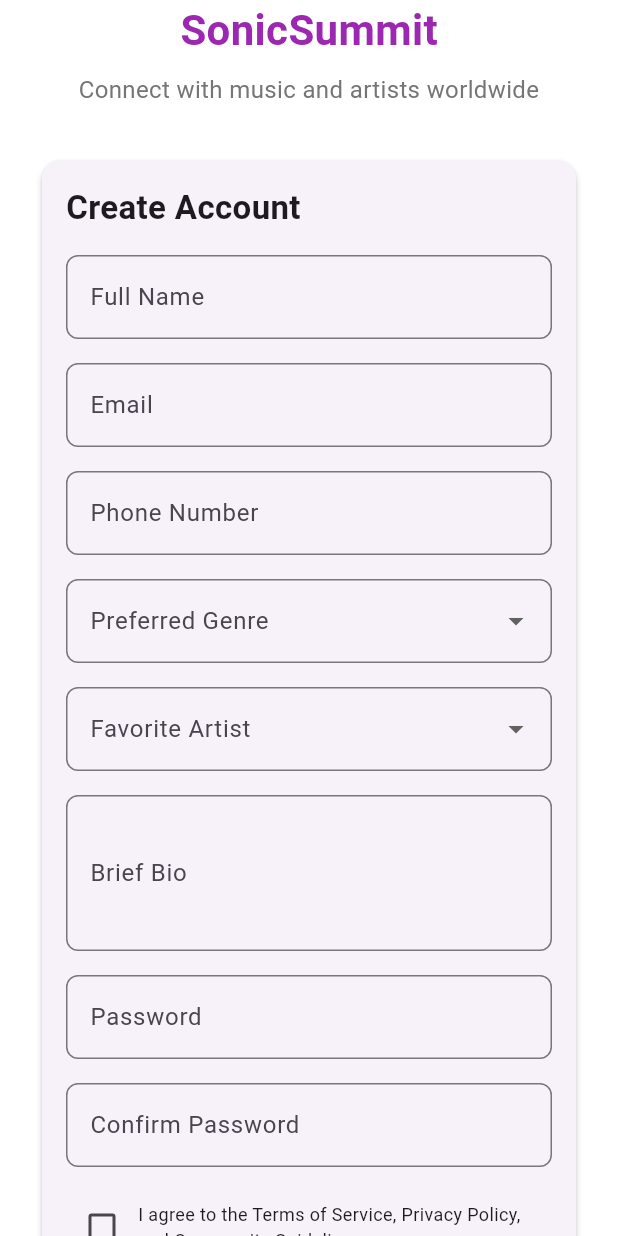
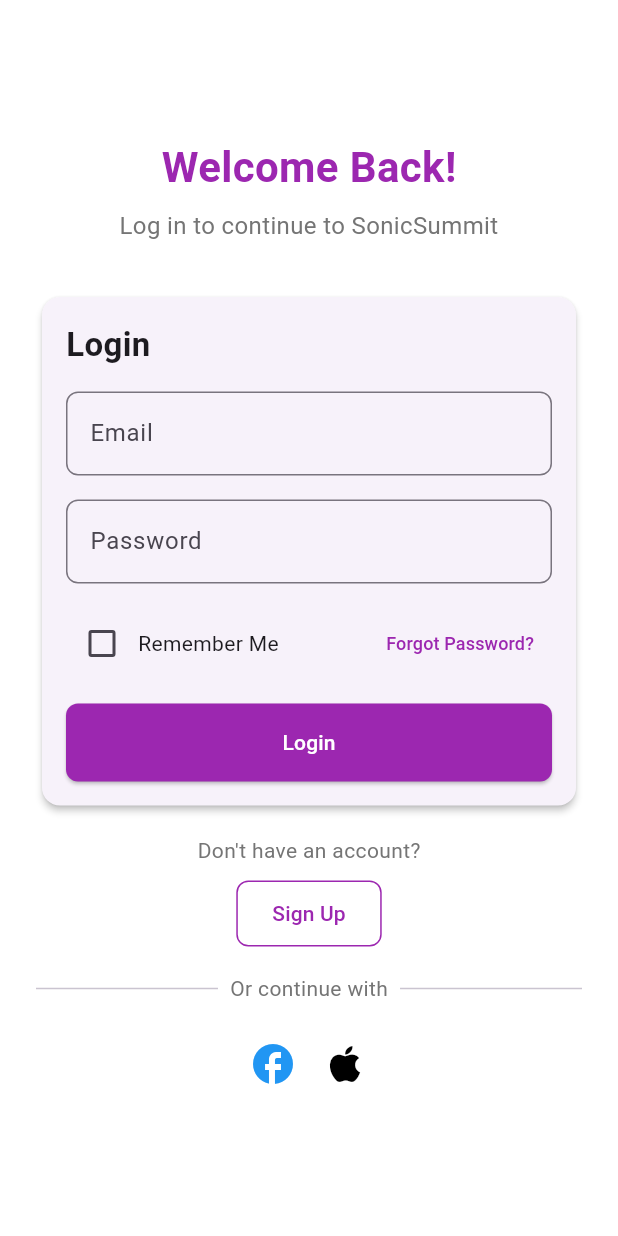
Before and after one commit to kripesh03/SonicSummitMobileApp, a Flutter app: the screen it shows after launch, on a phone screen of 412 x 824 dp. Run offline on Flutter 3.47's test engine with Material 3 defaults, Android fonts, the phone set to English and light mode, and no system bars.

Commit message:
login view

```diff
--- a/lib/main.dart
+++ b/lib/main.dart
@@ -1,13 +1,14 @@
 import 'package:flutter/material.dart';
+import 'package:sonic_summit_mobile_app/view/login_view.dart';
 import 'package:sonic_summit_mobile_app/view/registration_view.dart';
+
 // import 'package:first_flutter_apps/app.dart';
 void main() {
   runApp(
     MaterialApp(
       initialRoute: '//',
       routes: {
-        '//': (context) =>  RegistrationView(),
-
+        '//': (context) => LoginView(),
       },
     ),
   );
--- a/lib/view/login_view.dart
+++ b/lib/view/login_view.dart
@@ -0,0 +1,207 @@
+import 'package:flutter/material.dart';
+import 'package:sonic_summit_mobile_app/view/registration_view.dart';
+
+class LoginView extends StatefulWidget {
+  @override
+  _LoginViewState createState() => _LoginViewState();
+}
+
+class _LoginViewState extends State<LoginView> {
+  bool rememberMe = false;
+
+  @override
+  Widget build(BuildContext context) {
+    return Scaffold(
+      backgroundColor: Colors.white,
+      body: Center(
+        child: Padding(
+          padding: const EdgeInsets.symmetric(horizontal: 24.0),
+          child: SingleChildScrollView(
+            child: Column(
+              mainAxisAlignment: MainAxisAlignment.center,
+              children: [
+                Text(
+                  "Welcome Back!",
+                  style: TextStyle(
+                    fontSize: 28,
+                    fontWeight: FontWeight.bold,
+                    color: Colors.purple,
+                  ),
+                ),
+                SizedBox(height: 8),
+                Text(
+                  "Log in to continue to SonicSummit",
+                  style: TextStyle(
+                    fontSize: 16,
+                    color: Colors.grey[600],
+                  ),
+                  textAlign: TextAlign.center,
+                ),
+                SizedBox(height: 32),
+                Card(
+                  shape: RoundedRectangleBorder(
+                    borderRadius: BorderRadius.circular(12),
+                  ),
+                  elevation: 2,
+                  child: Padding(
+                    padding: const EdgeInsets.all(16.0),
+                    child: Column(
+                      crossAxisAlignment: CrossAxisAlignment.stretch,
+                      children: [
+                        Text(
+                          "Login",
+                          style: TextStyle(
+                            fontSize: 22,
+                            fontWeight: FontWeight.bold,
+                          ),
+                        ),
+                        SizedBox(height: 16),
+                        TextField(
+                          decoration: InputDecoration(
+                            labelText: "Email",
+                            hintText: "Enter your email",
+                            border: OutlineInputBorder(
+                              borderRadius: BorderRadius.circular(8),
+                            ),
+                          ),
+                          keyboardType: TextInputType.emailAddress,
+                        ),
+                        SizedBox(height: 16),
+                        TextField(
+                          decoration: InputDecoration(
+                            labelText: "Password",
+                            hintText: "Enter your password",
+                            border: OutlineInputBorder(
+                              borderRadius: BorderRadius.circular(8),
+                            ),
+                          ),
+                          obscureText: true,
+                        ),
+                        SizedBox(height: 16),
+                        Row(
+                          mainAxisAlignment: MainAxisAlignment.spaceBetween,
+                          children: [
+                            Row(
+                              children: [
+                                Checkbox(
+                                  value: rememberMe,
+                                  onChanged: (value) {
+                                    setState(() {
+                                      rememberMe = value ?? false;
+                                    });
+                                  },
+                                ),
+                                Text("Remember Me"),
+                              ],
+                            ),
+                            TextButton(
+                              onPressed: () {
+                                // Navigate to password recovery page
+                              },
+                              child: Text(
+                                "Forgot Password?",
+                                style: TextStyle(
+                                  color: Colors.purple,
+                                  fontSize: 12,
+                                ),
+                              ),
+                            ),
+                          ],
+                        ),
+                        SizedBox(height: 16),
+                        ElevatedButton(
+                          onPressed: () {
+                            // Perform login action
+                          },
+                          style: ElevatedButton.styleFrom(
+                            backgroundColor: Colors.purple,
+                            shape: RoundedRectangleBorder(
+                              borderRadius: BorderRadius.circular(8),
+                            ),
+                          ),
+                          child: Padding(
+                            padding: const EdgeInsets.symmetric(vertical: 16.0),
+                            child: Text(
+                              "Login",
+                              style: TextStyle(color: Colors.white),
+                            ),
+                          ),
+                        ),
+                      ],
+                    ),
+                  ),
+                ),
+                SizedBox(height: 16),
+                Text(
+                  "Don't have an account?",
+                  style: TextStyle(color: Colors.grey[600]),
+                ),
+                SizedBox(height: 8),
+                OutlinedButton(
+                  onPressed: () {
+                    Navigator.push(
+                      context,
+                      MaterialPageRoute(
+                          builder: (context) => RegistrationView()),
+                    );
+                  },
+                  style: OutlinedButton.styleFrom(
+                    side: BorderSide(color: Colors.purple),
+                    shape: RoundedRectangleBorder(
+                      borderRadius: BorderRadius.circular(8),
+                    ),
+                  ),
+                  child: Padding(
+                    padding: const EdgeInsets.symmetric(vertical: 12.0),
+                    child: Text(
+                      "Sign Up",
+                      style: TextStyle(color: Colors.purple),
+                    ),
+                  ),
+                ),
+                SizedBox(height: 16),
+                Row(
+                  children: [
+                    Expanded(
+                      child: Divider(thickness: 1),
+                    ),
+                    Padding(
+                      padding: const EdgeInsets.symmetric(horizontal: 8.0),
+                      child: Text(
+                        "Or continue with",
+                        style: TextStyle(color: Colors.grey[600]),
+                      ),
+                    ),
+                    Expanded(
+                      child: Divider(thickness: 1),
+                    ),
+                  ],
+                ),
+                SizedBox(height: 16),
+                Row(
+                  mainAxisAlignment: MainAxisAlignment.center,
+                  children: [
+                    IconButton(
+                      onPressed: () {
+                        // Facebook login action
+                      },
+                      icon: Icon(Icons.facebook, color: Colors.blue),
+                      iconSize: 32,
+                    ),
+                    IconButton(
+                      onPressed: () {
+                        // Apple login action
+                      },
+                      icon: Icon(Icons.apple, color: Colors.black),
+                      iconSize: 32,
+                    ),
+                  ],
+                ),
+              ],
+            ),
+          ),
+        ),
+      ),
+    );
+  }
+}
```
